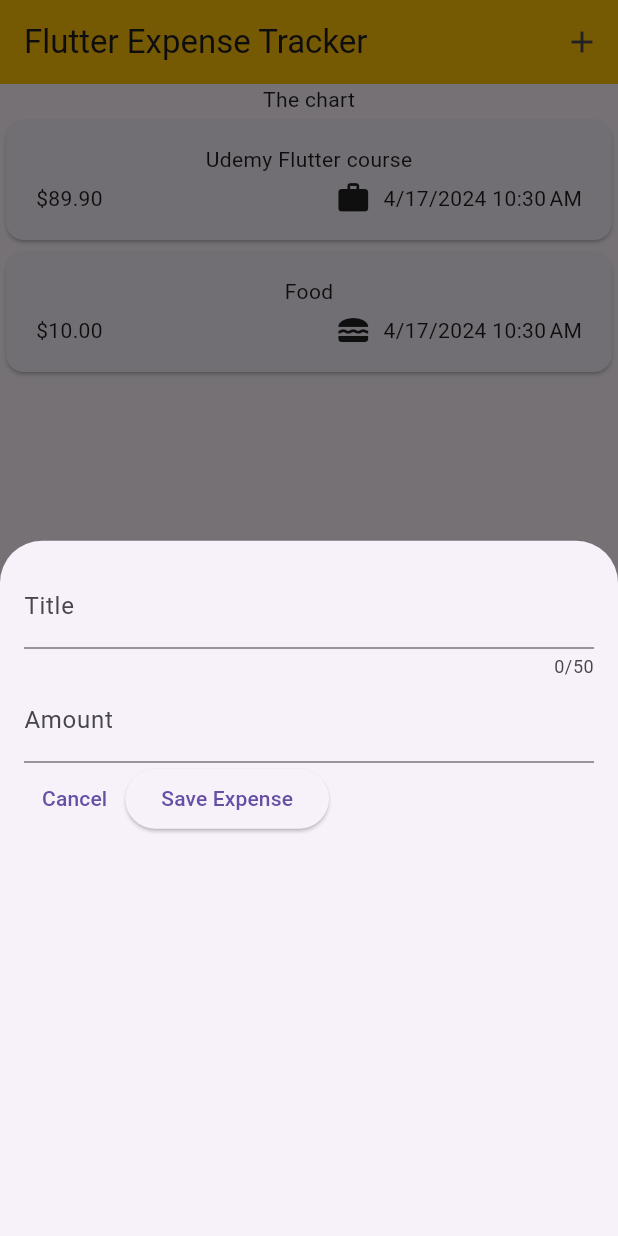
After one commit to tanhongyi88/expense_tracker, a Flutter app: the screen it shows after launch, after a tap on the "add" icon, on a phone screen of 412 x 824 dp. The commit adds this screen. Run offline on Flutter 3.47's test engine with Material 3 defaults, Android fonts, the phone set to English and light mode, and no system bars.

Commit message:
added new expense overlay with title and amount

```diff
--- a/lib/main.dart
+++ b/lib/main.dart
@@ -3,8 +3,9 @@ import 'widgets/expenses.dart';
 
 void main() {
   runApp(
-    const MaterialApp(
-      home: Expenses(),
+    MaterialApp(
+      theme: ThemeData(useMaterial3: true),
+      home: const Expenses(),
     ),
   );
 }
--- a/lib/widgets/expenses.dart
+++ b/lib/widgets/expenses.dart
@@ -1,3 +1,4 @@
+import 'package:expense_tracker/widgets/new_expense.dart';
 import 'package:flutter/material.dart';
 import 'package:expense_tracker/models/expense.dart';
 import 'package:expense_tracker/widgets/expenses_list/expenses_list.dart';
@@ -26,9 +27,24 @@ class _ExpensesState extends State<Expenses> {
         category: Category.food),
   ];
 
+  void _openAddExpenseOverlay() {
+    showModalBottomSheet(
+        context: context, builder: (modalContext) => const NewExpense());
+  }
+
   @override
   Widget build(BuildContext context) {
     return Scaffold(
+      appBar: AppBar(
+        title: const Text("Flutter Expense Tracker"),
+        actions: [
+          IconButton(
+            onPressed: _openAddExpenseOverlay,
+            icon: const Icon(Icons.add),
+          ),
+        ],
+        backgroundColor: Colors.amber,
+      ),
       body: Column(
         children: [
           const Text("The chart"),
--- /dev/null
+++ b/lib/widgets/new_expense.dart
@@ -0,0 +1,63 @@
+import 'package:flutter/material.dart';
+
+class NewExpense extends StatefulWidget {
+  const NewExpense({super.key});
+
+  @override
+  State<StatefulWidget> createState() {
+    return _NewExpenseState();
+  }
+}
+
+class _NewExpenseState extends State<NewExpense> {
+  final _titleController = TextEditingController();
+  final _amountController = TextEditingController();
+
+  @override
+  void dispose() {
+    _titleController.dispose();
+    _amountController.dispose();
+    super.dispose();
+  }
+
+  @override
+  Widget build(BuildContext context) {
+    return Padding(
+      padding: const EdgeInsets.all(16),
+      child: Column(
+        children: [
+          TextField(
+            maxLength: 50,
+            controller: _titleController,
+            decoration: const InputDecoration(
+              label: Text('Title'),
+            ),
+          ),
+          TextField(
+            controller: _amountController,
+            keyboardType: TextInputType.number,
+            decoration: const InputDecoration(
+              prefixText: '\$ ',
+              label: Text('Amount'),
+            ),
+          ),
+          Row(
+            children: [
+              TextButton(
+                onPressed: () {},
+                child: const Text("Cancel"),
+              ),
+              ElevatedButton(
+                onPressed: () {
+                  print(_titleController.text);
+                  print(_amountController.text);
+                },
+                child: const Text("Save Expense"),
+              ),
+            ],
+          )
+        ],
+      ),
+    );
+  }
+}
```
